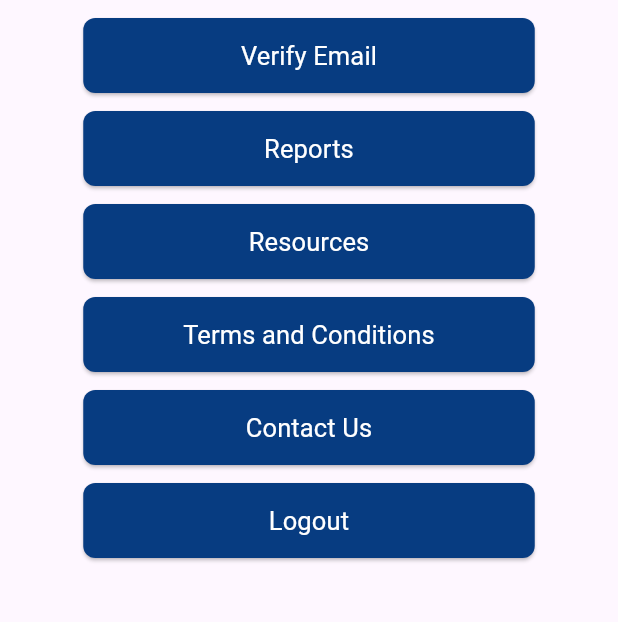
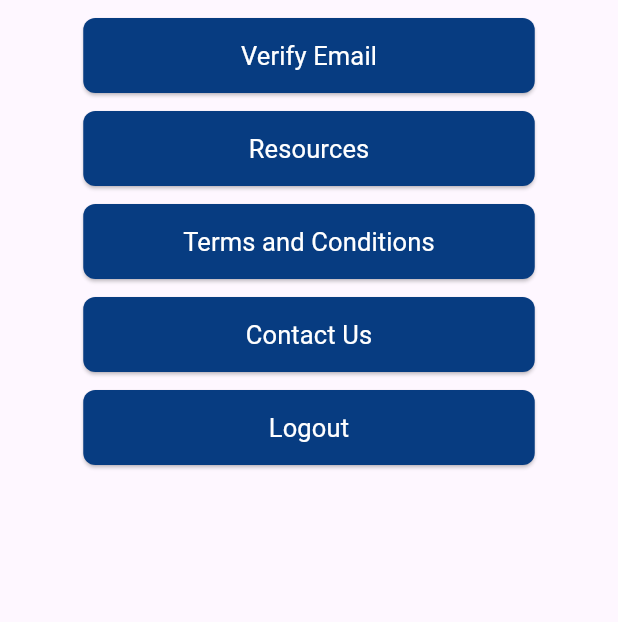
Before and after one commit to fwdAndroid/star, a Flutter app: the InstructorProfileScreen screen opened directly, on a phone screen of 412 x 824 dp, the part 375-997 px from its top. Run offline on Flutter 3.47's test engine with Material 3 defaults, Android fonts, the phone set to English and light mode, and no system bars; our stand-ins replace cloud_firestore, firebase_auth, firebase_core, firebase_storage, flutter_rating_bar, google_fonts and 3 more; missing offline and left inert: restart_app; accounts and stored records are empty; Roboto replaces fonts that are missing (Acme).

Commit message:
Geneate Report Elematined

```diff
--- a/lib/screens/instructor_dashboard_pages/instructor_profile_screen.dart
+++ b/lib/screens/instructor_dashboard_pages/instructor_profile_screen.dart
@@ -5,8 +5,6 @@ import 'package:google_fonts/google_fonts.dart';
 import 'package:star/screens/auth/auth.dart';
 import 'package:star/utils/colors.dart';
 import 'package:star/utils/image_pick.dart';
-
-import 'report/report_show.dart';
 
 class InstructorProfileScreen extends StatefulWidget {
   const InstructorProfileScreen({super.key});
@@ -187,31 +185,31 @@ class _InstructorProfileScreenState extends State<InstructorProfileScreen> {
           const SizedBox(
             height: 12,
           ),
-          Center(
-            child: ElevatedButton(
-              onPressed: () {
-                Navigator.push(context,
-                    MaterialPageRoute(builder: (builder) => ReportsShow()));
-              },
-              child: Text(
-                'Reports',
-                textAlign: TextAlign.center,
-                style: GoogleFonts.acme(
-                  color: colorwhite,
-                  fontSize: 17,
-                  fontWeight: FontWeight.w400,
-                ),
-              ),
-              style: ElevatedButton.styleFrom(
-                  backgroundColor: bottomColor,
-                  fixedSize: Size(301, 50),
-                  shape: RoundedRectangleBorder(
-                      borderRadius: BorderRadius.circular(8))),
-            ),
-          ),
-          const SizedBox(
-            height: 12,
-          ),
+          // Center(
+          //   child: ElevatedButton(
+          //     onPressed: () {
+          //       Navigator.push(context,
+          //           MaterialPageRoute(builder: (builder) => ReportsShow()));
+          //     },
+          //     child: Text(
+          //       'Reports',
+          //       textAlign: TextAlign.center,
+          //       style: GoogleFonts.acme(
+          //         color: colorwhite,
+          //         fontSize: 17,
+          //         fontWeight: FontWeight.w400,
+          //       ),
+          //     ),
+          //     style: ElevatedButton.styleFrom(
+          //         backgroundColor: bottomColor,
+          //         fixedSize: Size(301, 50),
+          //         shape: RoundedRectangleBorder(
+          //             borderRadius: BorderRadius.circular(8))),
+          //   ),
+          // ),
+          // const SizedBox(
+          //   height: 12,
+          // ),
           Center(
             child: ElevatedButton(
               onPressed: () {},
```
Also changed, not shown: lib/screens/instructor_dashboard_pages/instructor_pages/pulip_profile_instructor.dart (+16 -16 lines), lib/screens/instructor_dashboard_pages/report/report_show.dart (deleted, +0 -107 lines).
